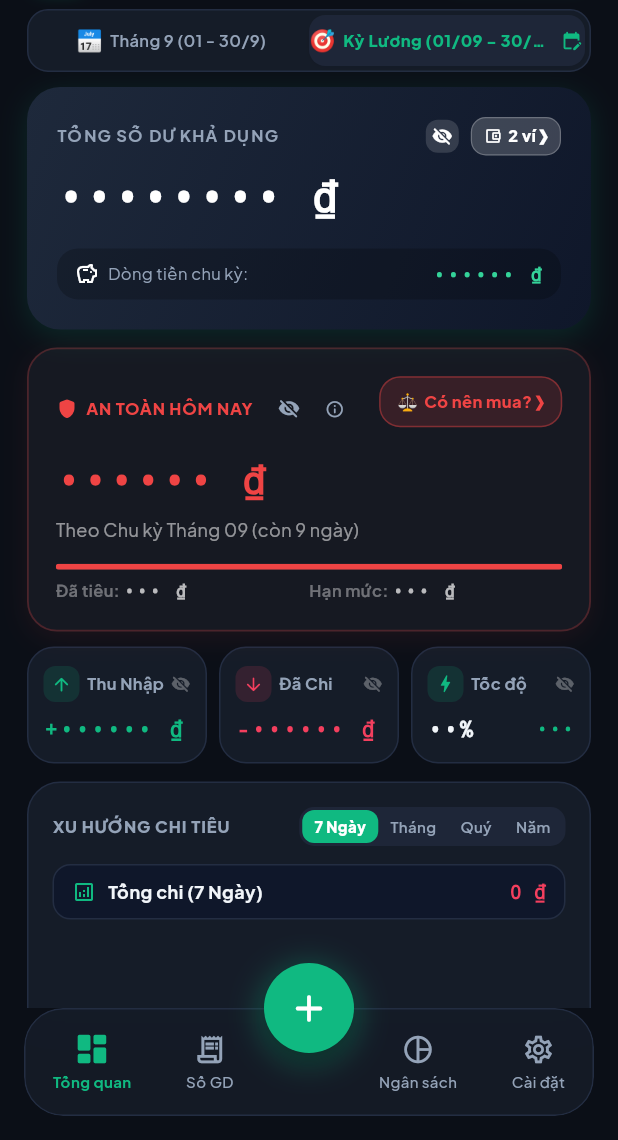
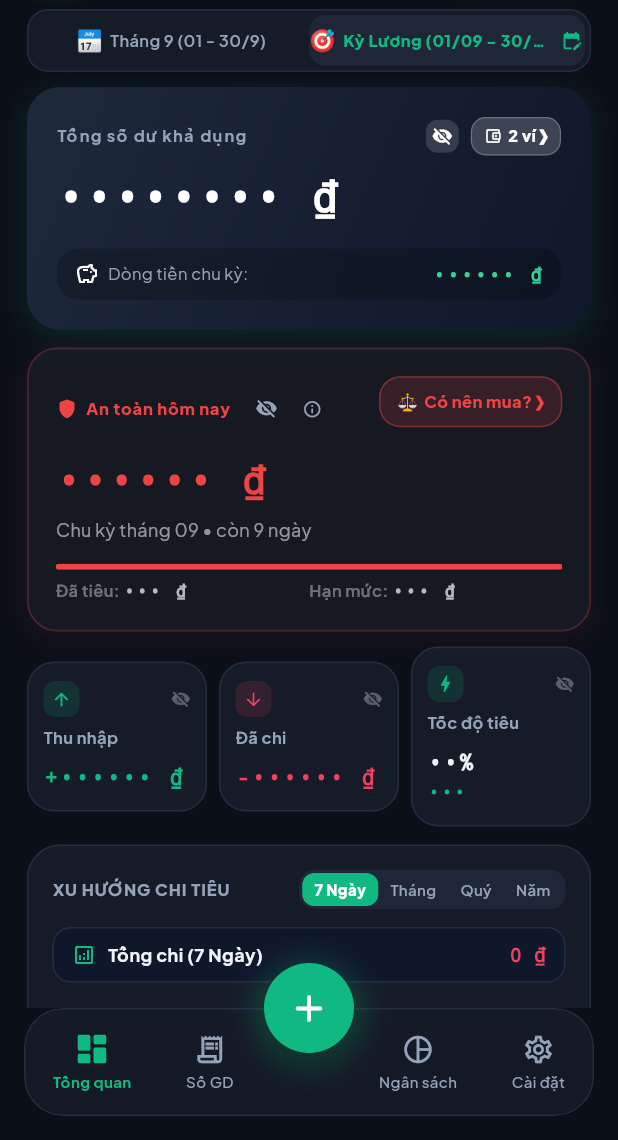
Before and after one commit to mt1234real/flowy, a Flutter app: the screen it shows after launch, after a tap on "Để sau", on a phone screen of 412 x 824 dp, the part 96-1236 px from its top. Run offline on Flutter 3.47's test engine with Material 3 defaults, Android fonts, the phone set to English and light mode, and no system bars; our stand-ins replace drift, emoji_picker_flutter, flutter_riverpod, flutter_secure_storage, flutter_slidable, google_fonts and 5 more; missing offline and left inert: encrypt, extension_google_sign_in_as_googleapis_auth, googleapis, sqlite3; accounts and stored records are empty; generated files the repository leaves out were written again.

Commit message:
feat: change some words

```diff
--- a/lib/screens/dashboard_screen.dart
+++ b/lib/screens/dashboard_screen.dart
@@ -47,8 +47,7 @@ import 'ledger_screen.dart'
     cycleStartDaysByMonthProvider,
     computeMonthCycleRange,
     resolveStartDayForMonth,
-    CycleMode,
-    MonthCycleRange;
+    CycleMode;
 import 'main_scaffold.dart' show bottomNavIndexProvider;
 import 'vault_auth_screen.dart';
 import 'wallet_manager_screen.dart';
@@ -804,7 +803,7 @@ class _DashboardScreenState extends ConsumerState<DashboardScreen> with TickerPr
                             mainAxisAlignment: MainAxisAlignment.spaceBetween,
                             children: [
                               Text(
-                                'TỔNG SỐ DƯ KHẢ DỤNG',
+                                'Tổng số dư khả dụng',
                                 style: TextStyle(
                                   fontSize: 11,
                                   fontWeight: FontWeight.w700,
@@ -1019,19 +1018,7 @@ class _DashboardScreenState extends ConsumerState<DashboardScreen> with TickerPr
                                           size: 14,
                                         ),
                                       ),
-                                      const SizedBox(width: 5),
-                                      Expanded(
-                                        child: Text(
-                                          'Thu Nhập',
-                                          maxLines: 1,
-                                          overflow: TextOverflow.ellipsis,
-                                          style: TextStyle(
-                                            fontSize: 11,
-                                            fontWeight: FontWeight.w700,
-                                            color: isDark ? AppTokens.darkMuted : AppTokens.lightMuted,
-                                          ),
-                                        ),
-                                      ),
+                                      const Spacer(),
                                       Icon(
                                         _isIncomeVisible
                                             ? Icons.visibility_rounded
@@ -1042,6 +1029,16 @@ class _DashboardScreenState extends ConsumerState<DashboardScreen> with TickerPr
                                             : (isDark ? Colors.white30 : Colors.black26),
                                       ),
                                     ],
+                                  ),
+                                  const SizedBox(height: 6),
+                                  Text(
+                                    'Thu nhập',
+                                    softWrap: true,
+                                    style: TextStyle(
+                                      fontSize: 11,
+                                      fontWeight: FontWeight.w700,
+                                      color: isDark ? AppTokens.darkMuted : AppTokens.lightMuted,
+                                    ),
                                   ),
                                   const SizedBox(height: 8),
                                   PreservedBalanceTumbler(
@@ -1102,19 +1099,7 @@ class _DashboardScreenState extends ConsumerState<DashboardScreen> with TickerPr
                                           size: 14,
                                         ),
                                       ),
-                                      const SizedBox(width: 5),
-                                      Expanded(
-                                        child: Text(
-                                          'Đã Chi',
-                                          maxLines: 1,
-                                          overflow: TextOverflow.ellipsis,
-                                          style: TextStyle(
-                                            fontSize: 11,
-                                            fontWeight: FontWeight.w700,
-                                            color: isDark ? AppTokens.darkMuted : AppTokens.lightMuted,
-                                          ),
-                                        ),
-                                      ),
+                                      const Spacer(),
                                       Icon(
                                         _isExpenseVisible
                                             ? Icons.visibility_rounded
@@ -1125,6 +1110,16 @@ class _DashboardScreenState extends ConsumerState<DashboardScreen> with TickerPr
                                             : (isDark ? Colors.white30 : Colors.black26),
                                       ),
                                     ],
+                                  ),
+                                  const SizedBox(height: 6),
+                                  Text(
+                                    'Đã chi',
+                                    softWrap: true,
+                                    style: TextStyle(
+                                      fontSize: 11,
+                                      fontWeight: FontWeight.w700,
+                                      color: isDark ? AppTokens.darkMuted : AppTokens.lightMuted,
+                                    ),
                                   ),
                                   const SizedBox(height: 8),
                                   PreservedBalanceTumbler(
@@ -1186,19 +1181,7 @@ class _DashboardScreenState extends ConsumerState<DashboardScreen> with TickerPr
                                           size: 15,
                                         ),
                                       ),
-                                      const SizedBox(width: 5),
-                                      Expanded(
-                                        child: Text(
-                                          'Tốc độ',
-                                          maxLines: 1,
-                                          overflow: TextOverflow.ellipsis,
-                                          style: TextStyle(
-                                            fontSize: 11,
-                                            fontWeight: FontWeight.w700,
-                                            color: isDark ? AppTokens.darkMuted : AppTokens.lightMuted,
-                                          ),
-                                        ),
-                                      ),
+                                      const Spacer(),
                                       Icon(
                                         _isSpeedVisible
                                             ? Icons.visibility_rounded
@@ -1210,14 +1193,22 @@ class _DashboardScreenState extends ConsumerState<DashboardScreen> with TickerPr
                                       ),
                                     ],
                                   ),
+                                  const SizedBox(height: 6),
+                                  Text(
+                                    'Tốc độ tiêu',
+                                    softWrap: true,
+                                    style: TextStyle(
+                                      fontSize: 11,
+                                      fontWeight: FontWeight.w700,
+                                      color: isDark ? AppTokens.darkMuted : AppTokens.lightMuted,
+                                    ),
+                                  ),
                                   const SizedBox(height: 8),
 
-                                  // 🌟 TÁCH RỜI SỐ % VỀ BÊN TRÁI VÀ TRẠNG THÁI VỀ BÊN PHẢI ĐỐI XỨNG
-                                  Row(
-                                    mainAxisAlignment: MainAxisAlignment.spaceBetween,
-                                    crossAxisAlignment: CrossAxisAlignment.center,
+                                  // Separate lines keep both progress and status readable on narrow cards.
+                                  Column(
+                                    crossAxisAlignment: CrossAxisAlignment.stretch,
                                     children: [
-                                      // BÊN TRÁI: Số % tiến độ
                                       PreservedBalanceTumbler(
                                         isVisible: _isSpeedVisible,
                                         realValue: '${(budgetConsumedPct * 100).toStringAsFixed(0)}%',
@@ -1234,14 +1225,12 @@ class _DashboardScreenState extends ConsumerState<DashboardScreen> with TickerPr
                                               : (isDark ? AppTokens.darkText : AppTokens.lightText),
                                         ),
                                       ),
-
-                                      // BÊN PHẢI: Trạng thái (Nhanh / Ổn định)
                                       PreservedBalanceTumbler(
                                         isVisible: _isSpeedVisible,
                                         realValue: isOverspending ? 'Nhanh' : 'Ổn định',
                                         maskedValue: '•••',
                                         height: 20,
-                                        alignment: Alignment.centerRight,
+                                        alignment: Alignment.centerLeft,
                                         style: TextStyle(
                                           fontSize: 11,
                                           fontWeight: FontWeight.w800,
--- a/lib/screens/ledger_screen.dart
+++ b/lib/screens/ledger_screen.dart
@@ -955,7 +955,7 @@ class _LedgerScreenState extends ConsumerState<LedgerScreen> with TickerProvider
                               crossAxisAlignment: CrossAxisAlignment.start,
                               children: [
                                 Text(
-                                  'Nhật ký thu chi & vay nợ',
+                                  'Nhật ký thu chi',
                                   style: TextStyle(
                                     fontSize: 12,
                                     color: isDark ? AppTokens.darkMuted : AppTokens.lightMuted,
@@ -1372,7 +1372,7 @@ class _LedgerScreenState extends ConsumerState<LedgerScreen> with TickerProvider
             Icon(Icons.receipt_long_rounded, size: 48, color: isDark ? AppTokens.darkMuted : AppTokens.lightMuted),
             const SizedBox(height: 10),
             Text(
-              'Không có giao dịch trong chu kỳ này.\nHãy nhấn (+) để thêm giao dịch mới!',
+              'Chưa có giao dịch nào\nChạm nút (+) bên dưới để ghi giao dịch',
               textAlign: TextAlign.center,
               style: TextStyle(fontSize: 13, color: isDark ? AppTokens.darkMuted : AppTokens.lightMuted),
             ),
@@ -1871,12 +1871,12 @@ class _LedgerScreenState extends ConsumerState<LedgerScreen> with TickerProvider
       child: Row(
         mainAxisAlignment: MainAxisAlignment.spaceBetween,
         children: [
-          _buildSummaryColumn('Tổng tiền vào', '+${_formatCurrency(totalIncome)}', AppTokens.income, isDark),
+          _buildSummaryColumn('Tiền vào', '+${_formatCurrency(totalIncome)}', AppTokens.income, isDark),
           Container(width: 1, height: 26, color: isDark ? AppTokens.darkBorder : AppTokens.lightBorder),
-          _buildSummaryColumn('Tổng tiền ra', '-${_formatCurrency(totalExpense)}', AppTokens.expense, isDark),
+          _buildSummaryColumn('Tiền ra', '-${_formatCurrency(totalExpense)}', AppTokens.expense, isDark),
           Container(width: 1, height: 26, color: isDark ? AppTokens.darkBorder : AppTokens.lightBorder),
           _buildSummaryColumn(
-            'Dòng tiền ròng',
+            'Chênh lệch',
             '${netBalance >= 0 ? '+' : ''}${_formatCurrency(netBalance)}',
             netBalance >= 0 ? AppTokens.income : AppTokens.expense,
             isDark,
@@ -1887,7 +1887,10 @@ class _LedgerScreenState extends ConsumerState<LedgerScreen> with TickerProvider
   }
 
   Widget _buildSummaryColumn(String label, String value, Color valueColor, bool isDark) {
-    return Column(
+    return Expanded(
+      child: Padding(
+        padding: const EdgeInsets.symmetric(horizontal: 4),
+        child: Column(
           crossAxisAlignment: CrossAxisAlignment.start,
           children: [
             Text(
@@ -1899,7 +1902,10 @@ class _LedgerScreenState extends ConsumerState<LedgerScreen> with TickerProvider
               ),
             ),
             const SizedBox(height: 2),
-        _PreservedMetricSwitcher(
+            FittedBox(
+              fit: BoxFit.scaleDown,
+              alignment: Alignment.centerLeft,
+              child: _PreservedMetricSwitcher(
                 value: value,
                 animate: !_isPeriodTransitioning,
                 style: TextStyle(
@@ -1909,9 +1915,13 @@ class _LedgerScreenState extends ConsumerState<LedgerScreen> with TickerProvider
                   color: valueColor,
                 ),
               ),
-      ],
-    );
-  }
+            ),
+          ],
+        ),
+      ),
+    );
+  }
+
 }
 
 // ==============================================================================
--- a/lib/widgets/dashboard_hero_card.dart
+++ b/lib/widgets/dashboard_hero_card.dart
@@ -340,7 +340,7 @@ class DashboardHeroCard extends ConsumerWidget {
                           const SizedBox(width: 5),
                           Flexible(
                             child: Text(
-                              'AN TOÀN HÔM NAY',
+                              'An toàn hôm nay',
                               maxLines: 1,
                               overflow: TextOverflow.ellipsis,
                               style: TextStyle(
@@ -430,7 +430,7 @@ class DashboardHeroCard extends ConsumerWidget {
                         )
                       else
                         Text(
-                          'Theo Chu kỳ Tháng ${DateFormat('MM').format(anchorMonth)} (còn $daysRemaining ngày)',
+                          'Chu kỳ tháng ${DateFormat('MM').format(anchorMonth)} • còn $daysRemaining ngày',
                           style: TextStyle(
                             fontSize: 12,
                             color: isDark ? Colors.white54 : AppTokens.lightMuted,
```
Also changed, not shown: lib/screens/savings_vault_screen.dart (+67 -43 lines), lib/screens/vault_auth_screen.dart (+113 -9 lines), lib/screens/vault_pin_change_screen.dart (+48 -33 lines), 1 other file. Lines whose indentation alone changed are shown as unchanged.
